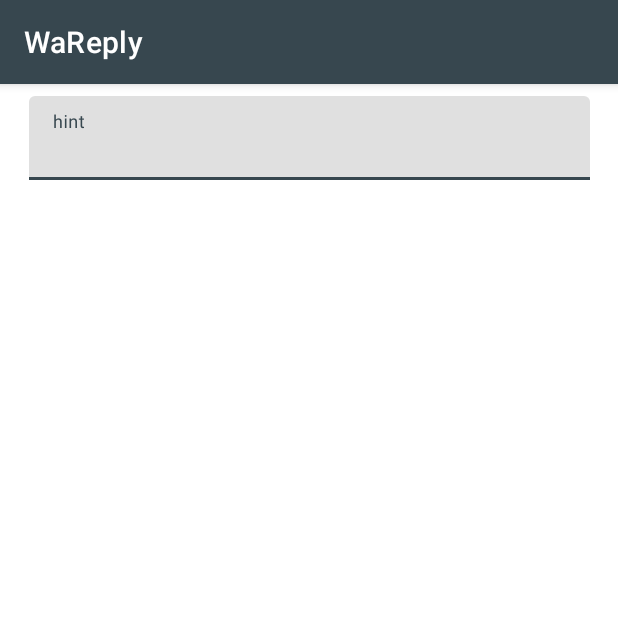
After one commit to adeekshith/watomatic, an Android app: the CustomReplyEditorActivity screen opened directly, with no data from a screen before it, on a phone screen of 412 x 824 dp, the top half of it. The commit adds this screen. Run offline under Robolectric (Android 15) with nearby library versions, the phone set to English and light mode, and no system bars.

Commit message:
Link auto reply text preview onClick to editor activity

```diff
--- a/app/src/main/AndroidManifest.xml
+++ b/app/src/main/AndroidManifest.xml
@@ -9,6 +9,7 @@
         android:roundIcon="@mipmap/ic_launcher_round"
         android:supportsRtl="true"
         android:theme="@style/Theme.WaReply">
+        <activity android:name=".CustomReplyEditorActivity"></activity>
         <activity android:name=".MainActivity">
             <intent-filter>
                 <action android:name="android.intent.action.MAIN" />
--- /dev/null
+++ b/app/src/main/java/com/parishod/wareply/CustomReplyEditorActivity.java
@@ -0,0 +1,14 @@
+package com.parishod.wareply;
+
+import androidx.appcompat.app.AppCompatActivity;
+
+import android.os.Bundle;
+
+public class CustomReplyEditorActivity extends AppCompatActivity {
+
+    @Override
+    protected void onCreate(Bundle savedInstanceState) {
+        super.onCreate(savedInstanceState);
+        setContentView(R.layout.activity_custom_reply_editor);
+    }
+}
--- a/app/src/main/java/com/parishod/wareply/MainActivity.java
+++ b/app/src/main/java/com/parishod/wareply/MainActivity.java
@@ -1,14 +1,25 @@
 package com.parishod.wareply;
 
 import androidx.appcompat.app.AppCompatActivity;
+import androidx.cardview.widget.CardView;
 
+import android.content.Intent;
 import android.os.Bundle;
+import android.view.View;
 
 public class MainActivity extends AppCompatActivity {
+    CardView autoReplyTextPreview;
 
     @Override
     protected void onCreate(Bundle savedInstanceState) {
         super.onCreate(savedInstanceState);
         setContentView(R.layout.activity_main);
+        autoReplyTextPreview = findViewById(R.id.mainAutoReplyTextCardView);
+        autoReplyTextPreview.setOnClickListener(this::openCustomReplyEditorActivity);
+    }
+
+    private void openCustomReplyEditorActivity(View v) {
+        Intent intent = new Intent(this, CustomReplyEditorActivity.class);
+        startActivity(intent);
     }
 }
--- /dev/null
+++ b/app/src/main/res/layout/activity_custom_reply_editor.xml
@@ -0,0 +1,38 @@
+<?xml version="1.0" encoding="utf-8"?>
+<androidx.constraintlayout.widget.ConstraintLayout xmlns:android="http://schemas.android.com/apk/res/android"
+    xmlns:app="http://schemas.android.com/apk/res-auto"
+    xmlns:tools="http://schemas.android.com/tools"
+    android:layout_width="match_parent"
+    android:layout_height="match_parent"
+    tools:context=".CustomReplyEditorActivity">
+
+    <com.google.android.material.textfield.TextInputLayout
+        android:layout_width="374dp"
+        android:layout_height="66dp"
+        android:layout_marginStart="8dp"
+        android:layout_marginTop="8dp"
+        android:layout_marginEnd="8dp"
+        app:layout_constraintEnd_toStartOf="@+id/guidelineRight"
+        app:layout_constraintStart_toStartOf="@+id/guidelineLeft"
+        app:layout_constraintTop_toTopOf="parent">
+
+        <com.google.android.material.textfield.TextInputEditText
+            android:layout_width="match_parent"
+            android:layout_height="wrap_content"
+            android:hint="hint" />
+    </com.google.android.material.textfield.TextInputLayout>
+
+    <androidx.constraintlayout.widget.Guideline
+        android:id="@+id/guidelineRight"
+        android:layout_width="wrap_content"
+        android:layout_height="wrap_content"
+        android:orientation="vertical"
+        app:layout_constraintGuide_end="16dp" />
+
+    <androidx.constraintlayout.widget.Guideline
+        android:id="@+id/guidelineLeft"
+        android:layout_width="wrap_content"
+        android:layout_height="wrap_content"
+        android:orientation="vertical"
+        app:layout_constraintGuide_begin="16dp" />
+</androidx.constraintlayout.widget.ConstraintLayout>
```
